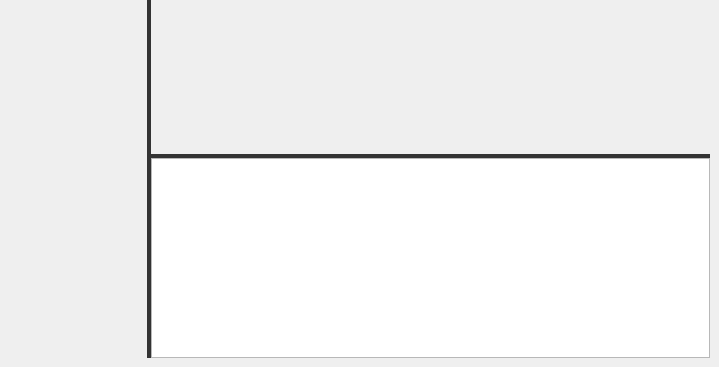
Above: mainwindow.ui from Fustell/Code-Editor-CPP before the change; both pictures show x 81 to 800 and y 233 to 600 of the 800 by 600 pixel window. Below: the same form after it.
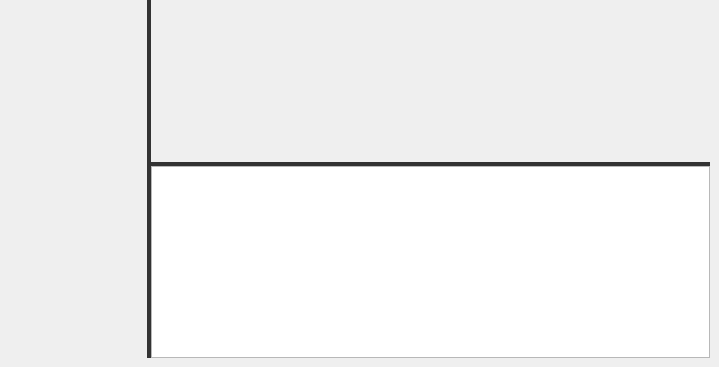
That is the form after the change. Custom widgets are drawn as their Qt base class.

Commit message: resized some widgets, the application starts in full size

Diff of the .ui file:
```diff
--- a/mainwindow.ui
+++ b/mainwindow.ui
@@ -53,7 +53,7 @@
         <property name="sizePolicy">
          <sizepolicy hsizetype="Preferred" vsizetype="Preferred">
           <horstretch>0</horstretch>
-          <verstretch>0</verstretch>
+          <verstretch>200</verstretch>
          </sizepolicy>
         </property>
         <property name="orientation">
@@ -75,10 +75,22 @@
         <property name="enabled">
          <bool>true</bool>
         </property>
-        <property name="maximumSize">
+        <property name="sizePolicy">
+         <sizepolicy hsizetype="Preferred" vsizetype="Preferred">
+          <horstretch>0</horstretch>
+          <verstretch>0</verstretch>
+         </sizepolicy>
+        </property>
+        <property name="minimumSize">
          <size>
-          <width>16777215</width>
-          <height>200</height>
+          <width>0</width>
+          <height>50</height>
+         </size>
+        </property>
+        <property name="baseSize">
+         <size>
+          <width>0</width>
+          <height>80</height>
          </size>
         </property>
         <property name="font">
```
Left out of the diff: 8 changed lines with no effect on the pictures. The commit also changes 3 other files.
